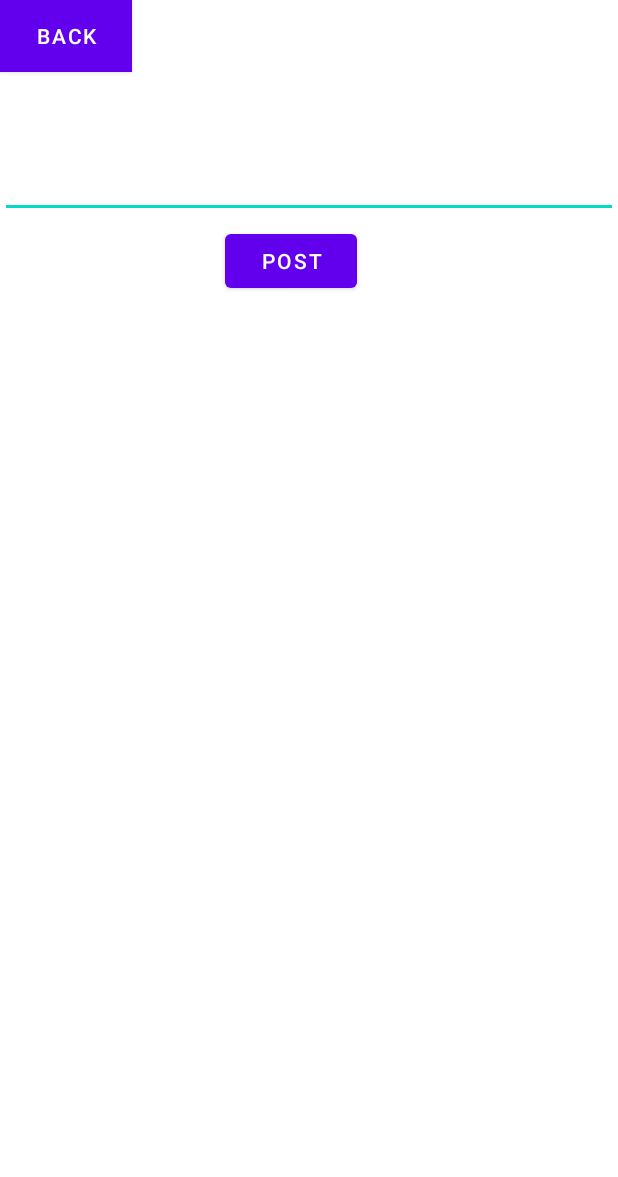
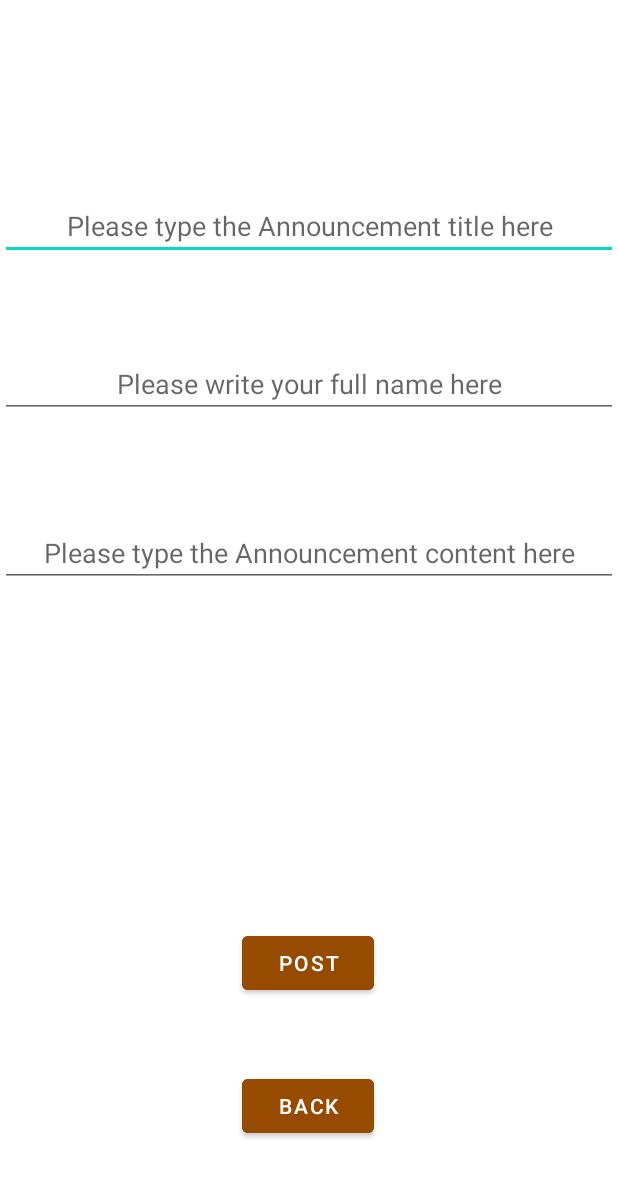
Before and after one commit to ojhscottsmith/Chess_Club_Hub, an Android app: the PostActivity screen opened directly, with no data from a screen before it, on a phone screen of 412 x 824 dp. Shown: the top 1177 px of the screen. Run offline under Robolectric (Android 15) with nearby library versions, the phone set to English and light mode, and no system bars; 1 statement that could not run was skipped.

Commit message:
Layout of components set up in activity_post.xml

```diff
--- a/app/src/main/res/layout/activity_post.xml
+++ b/app/src/main/res/layout/activity_post.xml
@@ -6,30 +6,82 @@
     android:layout_height="match_parent"
     tools:context=".PostActivity">
 
-    <Button
-        android:background="@color/brown"
-        android:id="@+id/back_button"
-        android:layout_width="wrap_content"
-        android:layout_height="wrap_content"
-        android:text="@string/back_button"/>
+    <androidx.constraintlayout.widget.ConstraintLayout
+        android:layout_width="match_parent"
+        android:layout_height="match_parent">
 
-    <EditText
-        android:id="@+id/announcement_text"
-        android:layout_width="match_parent"
-        android:layout_height="wrap_content"
-        android:ems="10"
-        android:gravity="center"
-        android:layout_marginTop="100dp"
-        android:inputType="textMultiLine"
-        android:autofillHints="Please enter in this format: Date (Time) -short description"/>
+        <Button
+            android:id="@+id/post_button"
+            android:layout_width="wrap_content"
+            android:layout_height="wrap_content"
+            android:text="@string/post"
+            android:backgroundTint="@color/brown"
+            app:layout_constraintBottom_toBottomOf="parent"
+            app:layout_constraintEnd_toEndOf="parent"
+            app:layout_constraintHorizontal_bias="0.498"
+            app:layout_constraintStart_toStartOf="parent"
+            app:layout_constraintTop_toTopOf="parent"
+            app:layout_constraintVertical_bias="0.796" />
 
-    <Button
-        android:id="@+id/post_button"
-        android:layout_width="wrap_content"
-        android:layout_height="wrap_content"
-        android:layout_marginStart="150dp"
-        android:layout_marginTop="150dp"
-        android:text="@string/post" />
+        <EditText
+            android:id="@+id/announcement_title_edit"
+            android:layout_width="match_parent"
+            android:layout_height="wrap_content"
+            android:hint="@string/announcement_title_edit_text"
+            android:ems="10"
+            android:gravity="center"
+            android:inputType="textMultiLine"
+            app:layout_constraintBottom_toBottomOf="parent"
+            app:layout_constraintEnd_toEndOf="parent"
+            app:layout_constraintHorizontal_bias="0.0"
+            app:layout_constraintStart_toStartOf="parent"
+            app:layout_constraintTop_toTopOf="parent"
+            app:layout_constraintVertical_bias="0.164" />
+
+        <EditText
+            android:id="@+id/announcement_author_edit"
+            android:layout_width="match_parent"
+            android:layout_height="wrap_content"
+            android:ems="10"
+            android:gravity="center"
+            android:hint="@string/announcement_author_edit_text"
+            android:inputType="textMultiLine"
+            app:layout_constraintBottom_toBottomOf="parent"
+            app:layout_constraintEnd_toEndOf="parent"
+            app:layout_constraintHorizontal_bias="0.0"
+            app:layout_constraintStart_toStartOf="parent"
+            app:layout_constraintTop_toTopOf="parent"
+            app:layout_constraintVertical_bias="0.3" />
+
+        <EditText
+            android:id="@+id/announcement_content_edit"
+            android:layout_width="match_parent"
+            android:layout_height="wrap_content"
+            android:ems="10"
+            android:gravity="center"
+            android:hint="@string/announcement_content_edit_text"
+            android:inputType="textMultiLine"
+            app:layout_constraintBottom_toBottomOf="parent"
+            app:layout_constraintEnd_toEndOf="parent"
+            app:layout_constraintHorizontal_bias="0.0"
+            app:layout_constraintStart_toStartOf="parent"
+            app:layout_constraintTop_toTopOf="parent"
+            app:layout_constraintVertical_bias="0.444" />
+
+        <Button
+            android:id="@+id/back_button"
+            android:layout_width="wrap_content"
+            android:layout_height="wrap_content"
+            android:backgroundTint="@color/brown"
+            android:text="@string/back_button"
+            app:layout_constraintBottom_toBottomOf="parent"
+            app:layout_constraintEnd_toEndOf="parent"
+            app:layout_constraintHorizontal_bias="0.498"
+            app:layout_constraintStart_toStartOf="parent"
+            app:layout_constraintTop_toTopOf="parent"
+            app:layout_constraintVertical_bias="0.919" />
+
+    </androidx.constraintlayout.widget.ConstraintLayout>
 
 
 </RelativeLayout>
--- a/app/src/main/res/values/strings.xml
+++ b/app/src/main/res/values/strings.xml
@@ -5,6 +5,7 @@
     <string name="home_page_event_title">Upcoming Events:</string>
     <string name="home_page"></string>
     <string name="title_activity_announcements">AnnouncementsActivity</string>
+
     <!-- Strings used for fragments for navigation -->
     <string name="first_fragment_label">First Fragment</string>
     <string name="second_fragment_label">Second Fragment</string>
@@ -19,4 +20,8 @@
     <string name="post_info">04/8/23 (5:30pm) -Join me and some friends for chess in VLB</string>
     <string name="post_info2">04/10/23 (10:00am) -We are having a chess tournament in South lounge anyone is welcome</string>
     <string name="post_info3">05/01/23 (12:00pm) -Chess in Lesher lounge, be there or be square</string>
+
+    <string name="announcement_title_edit_text">Please type the Announcement title here</string>
+    <string name="announcement_author_edit_text">Please write your full name here</string>
+    <string name="announcement_content_edit_text">Please type the Announcement content here</string>
 </resources>
```
